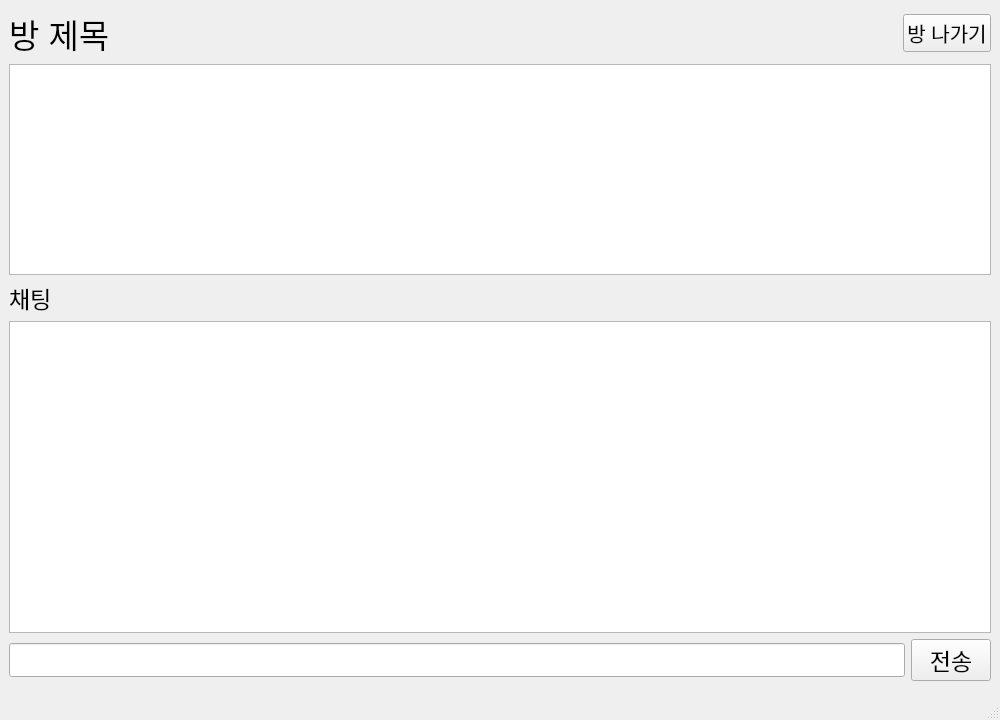
Old version of the form resource/room.ui in the repository chanwoo7/ChattyChatty.
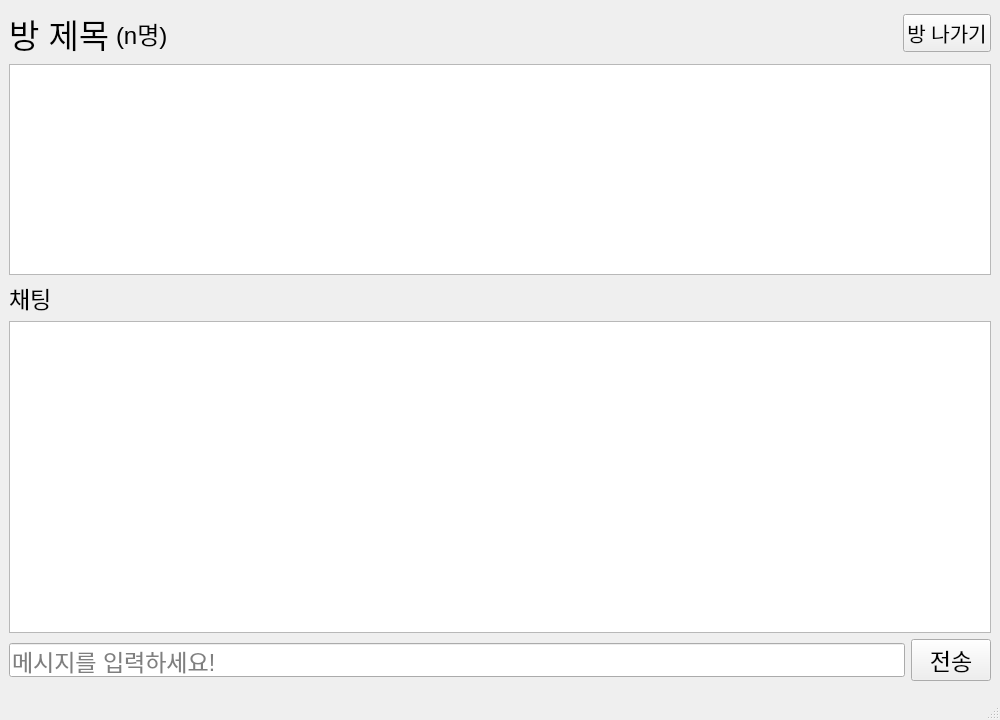
New version of the form.

Commit message: password 입력 핸들링, 전체 접속자 목록 / 방 목록 / 참여자 테이블 각각 업데이트하는 함수 구현

Diff of the .ui file:
```diff
--- a/resource/room.ui
+++ b/resource/room.ui
@@ -44,6 +44,12 @@
        <layout class="QHBoxLayout" name="horizontalLayout">
         <item>
          <widget class="QLabel" name="room_title_label">
+          <property name="sizePolicy">
+           <sizepolicy hsizetype="Maximum" vsizetype="Maximum">
+            <horstretch>0</horstretch>
+            <verstretch>0</verstretch>
+           </sizepolicy>
+          </property>
           <property name="font">
            <font>
             <pointsize>25</pointsize>
@@ -57,6 +63,24 @@
           </property>
          </widget>
         </item>
+        <item>
+         <widget class="QLabel" name="user_count_label">
+          <property name="font">
+           <font>
+            <pointsize>18</pointsize>
+           </font>
+          </property>
+          <property name="text">
+           <string>(n명)</string>
+          </property>
+          <property name="alignment">
+           <set>Qt::AlignLeading|Qt::AlignLeft|Qt::AlignVCenter</set>
+          </property>
+          <property name="margin">
+           <number>3</number>
+          </property>
+         </widget>
+        </item>
         <item>
          <widget class="QPushButton" name="exit_room_pushButton">
           <property name="sizePolicy">
@@ -115,6 +139,9 @@
             <pointsize>17</pointsize>
            </font>
           </property>
+          <property name="placeholderText">
+           <string>메시지를 입력하세요!</string>
+          </property>
          </widget>
         </item>
         <item>
```
Left out of the diff: 11 changed lines with no effect on the pictures. The commit also changes 6 other files.
